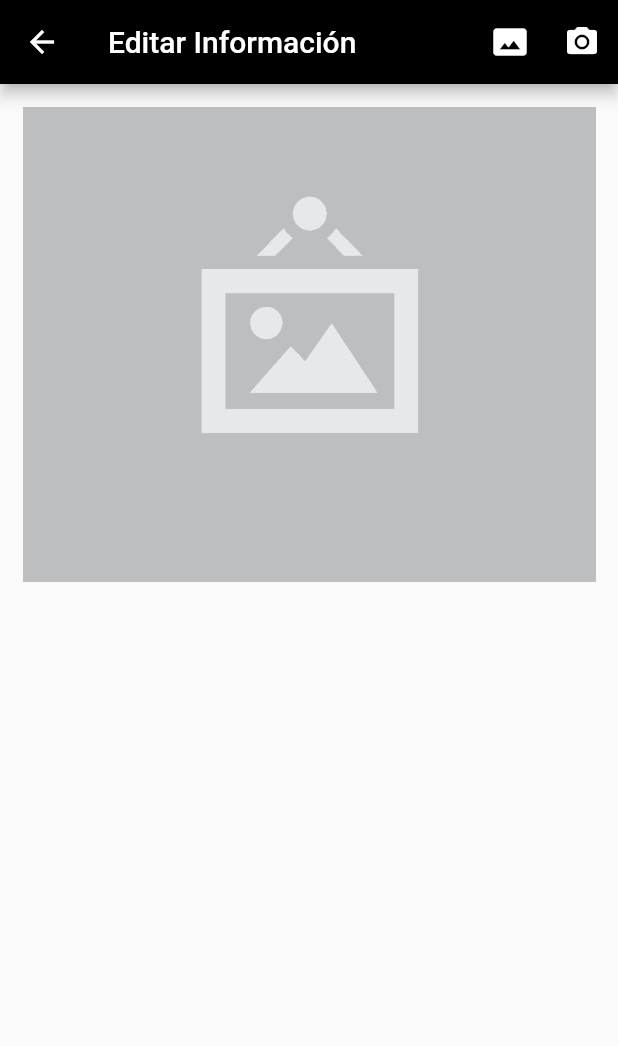
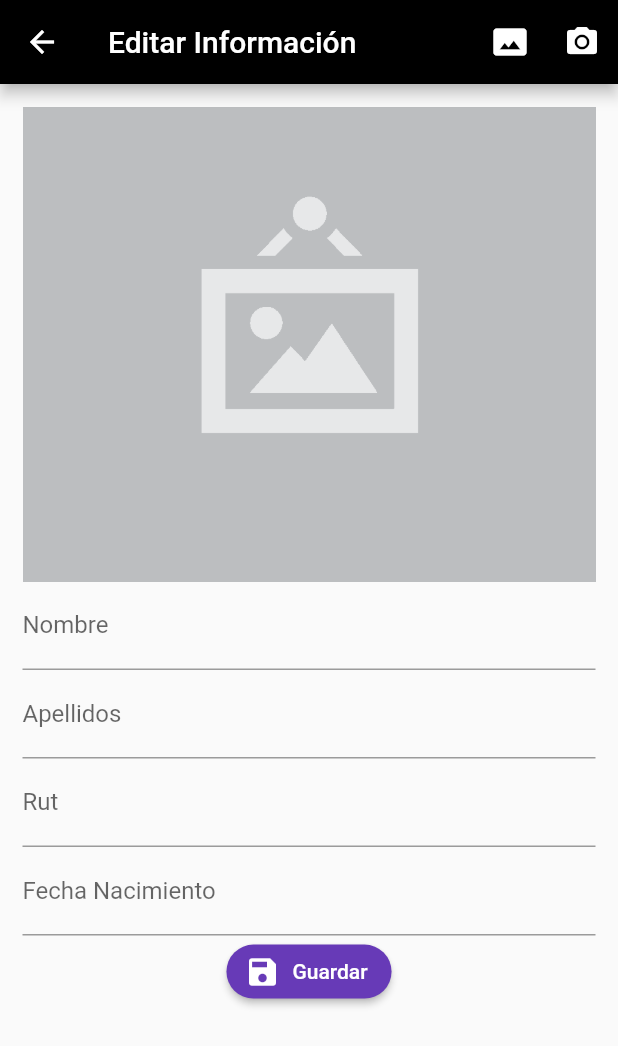
Before and after one commit to jorgetinto/blackDragonApp, a Flutter app: the EditarEstudiantePage screen opened directly, after a tap on the "photo size select actual" icon, on a phone screen of 412 x 824 dp. Shown: the top 1046 px of the screen. Run offline on Flutter 3.47's test engine with Material 2 defaults, Android fonts, the phone set to English and light mode, and no system bars; our stand-ins replace animate_do, font_awesome_flutter, image_picker, jiffy, rxdart, shared_preferences and 1 more; missing offline and left inert: mime_type; accounts and stored records are empty.

Commit message:
subidor de archivo y edicion del modelo

```diff
--- a/lib/src/pages/authenticate/login_page.dart
+++ b/lib/src/pages/authenticate/login_page.dart
@@ -178,7 +178,7 @@ class _LoginPageState extends State<LoginPage> {
       )
     );
 
-    Map info = await bloc.login(bloc.email, bloc.password);
+    Map info = await bloc.login(bloc.email.trim(), bloc.password.trim());
     if (info['ok']) {
       Navigator.pushReplacement(context, SlideRightSinOpacidadRoute(widget: HomePage()));
     } else {
@@ -188,7 +188,6 @@ class _LoginPageState extends State<LoginPage> {
 
   @override
  Widget build(BuildContext context) {
-
 
     return Scaffold(
     key: _scaffoldKey,
--- a/lib/src/pages/editarEstudiante_page.dart
+++ b/lib/src/pages/editarEstudiante_page.dart
@@ -1,4 +1,13 @@
+import 'dart:io';
+
+import 'package:black_dragon_app/src/data/bloc/estudiante_bloc.dart';
+import 'package:black_dragon_app/src/data/bloc/provider_bloc.dart';
+import 'package:black_dragon_app/src/models/estudiante_model.dart';
+import 'package:black_dragon_app/src/pages/home_page.dart';
+import 'package:black_dragon_app/src/utils/routes/routes.dart';
 import 'package:flutter/material.dart';
+import 'package:image_picker/image_picker.dart';
+
 
 class EditarEstudiantePage extends StatefulWidget {
   @override
@@ -7,8 +16,48 @@ class EditarEstudiantePage extends StatefulWidget {
 
 class _EditarEstudiantePageState extends State<EditarEstudiantePage> {
 
-  final formKey           = GlobalKey<FormState>();
-  final scaffoldKey       = GlobalKey<ScaffoldState>();
+  File foto;
+  EstudianteBloc estudianteBloc;
+  EstudianteModel estudianteModel = new EstudianteModel();
+  final formKey                   = GlobalKey<FormState>();
+  final scaffoldKey               = GlobalKey<ScaffoldState>();
+
+  @override
+  Widget build(BuildContext context) {
+
+    estudianteBloc    = ProviderBloc.estudianteBloc(context);
+
+    final EstudianteModel estudianteData = ModalRoute.of(context).settings.arguments;
+
+    if (estudianteData != null) {
+      estudianteModel = estudianteData;
+    }
+
+    return Scaffold(
+      key: scaffoldKey,
+      appBar: _appBar(context),
+      body: SingleChildScrollView(
+        child: Container(
+          child: Padding(
+            padding:  EdgeInsets.all(15.0),
+            child: Form(
+              key: formKey,
+              child: Column(
+                children: <Widget>[
+                  Center(child: _mostrarFoto()),
+                  _inputNombre(),
+                  _inputApellido(),
+                  _inputRut(),
+                  _inputFechaNacimiento(),
+                  _crearBoton(),
+                ],
+              )
+            ),
+          ),
+        ),
+      ),
+    );
+  }
 
   AppBar _appBar(BuildContext context) {
     return AppBar(
@@ -21,56 +70,172 @@ class _EditarEstudiantePageState extends State<EditarEstudiantePage> {
       actions: <Widget>[
         IconButton(
           icon: Icon(Icons.photo_size_select_actual),
-          onPressed: () {},
+          onPressed: _seleccionarFoto,
         ),
-        IconButton(icon: Icon(Icons.camera_alt), onPressed: () {})
+        IconButton(
+          icon: Icon(Icons.camera_alt),
+          onPressed: _tomarFoto
+        )
       ],
     );
   }
 
-  Widget _mostrarFoto() {
+  Widget _inputNombre() {
+    return TextFormField(
+      initialValue: estudianteModel.nombre,
+      textCapitalization: TextCapitalization.sentences,
+      decoration: InputDecoration(
+        labelText: 'Nombre'
+      ),
+      onSaved: (value) => estudianteModel.nombre = value,
+      validator: (value){
+        if (value == null) {
+          return 'Campo requerido';
+        } else {
+          return null;
+        }
+      },
+    );
+  }
 
-      // if (producto.fotoUrl != null) {
+  Widget _inputApellido() {
+    return TextFormField(
+      initialValue: estudianteModel.apellidos,
+      textCapitalization: TextCapitalization.sentences,
+      decoration: InputDecoration(
+        labelText: 'Apellidos'
+      ),
+      onSaved: (value) => estudianteModel.apellidos = value,
+      validator: (value){
+        if (value == null) {
+          return 'Campo requerido';
+        } else {
+          return null;
+        }
+      },
+    );
+  }
 
-      //   return FadeInImage(
-      //     placeholder: AssetImage('assets/jar-loading.gif'),
-      //     image: NetworkImage(producto.fotoUrl),
-      //     height: 300.0,
-      //     fit: BoxFit.contain,
-      //     );
+  Widget _inputRut() {
+    return TextFormField(
+      initialValue: estudianteModel.rut,
+      textCapitalization: TextCapitalization.sentences,
+      decoration: InputDecoration(
+        labelText: 'Rut'
+      ),
+      onSaved: (value) => estudianteModel.rut = value,
+      validator: (value){
+        if (value == null) {
+          return 'Campo requerido';
+        } else {
+          return null;
+        }
+      },
+    );
+  }
 
-      // } else {
-
-      //     if( foto != null ){
-      //       return Image.file(
-      //         foto,
-      //         fit: BoxFit.cover,
-      //         height: 300.0,
-      //       );
-      //   }
-
-        return Image.asset('assets/no-image.png');
-      }
-
-  @override
-  Widget build(BuildContext context) {
-    return Scaffold(
-      appBar: _appBar(context),
-      body: SingleChildScrollView(
-        child: Container(
-          padding: EdgeInsets.all(15.0),
-          child: Form(
-            key: formKey,
-            child: Column(
-              children: <Widget>[
-                _mostrarFoto()
-              ],
-            )
-          ),
-        ),
+  Widget _inputFechaNacimiento() {
+    return TextFormField(
+      initialValue: estudianteModel.fechaNacimiento,
+      textCapitalization: TextCapitalization.sentences,
+      decoration: InputDecoration(
+        labelText: 'Fecha Nacimiento'
       ),
+      onSaved: (value) => estudianteModel.fechaNacimiento = value,
+      validator: (value){
+        if (value == null) {
+          return 'Campo requerido';
+        } else {
+          return null;
+        }
+      },
     );
   }
 
 
+
+  Widget _mostrarFoto() {
+
+      if (estudianteModel.imagen != null) {
+
+        return FadeInImage(
+          placeholder: AssetImage('assets/jar-loading.gif'),
+          image: NetworkImage(estudianteModel.imagen),
+          height: 300.0,
+          fit: BoxFit.contain,
+          );
+
+      } else {
+
+          if( foto != null ){
+            return Image.file(
+              foto,
+              fit: BoxFit.cover,
+              height: 300.0,
+            );
+        }
+
+        return Image.asset('assets/no-image.png');
+      }
+  }
+
+  Widget _crearBoton() {
+    return RaisedButton.icon(
+      shape: RoundedRectangleBorder(
+        borderRadius: BorderRadius.circular(20.0)
+      ),
+      color: Colors.deepPurple,
+      textColor: Colors.white,
+      label: Text('Guardar'),
+      icon: Icon(Icons.save),
+      onPressed: () =>  _submit(),
+      );
+  }
+
+  _seleccionarFoto() async {
+    _procesarImagen(ImageSource.gallery);
+  }
+
+  _tomarFoto() async {
+    _procesarImagen(ImageSource.camera);
+  }
+
+  _procesarImagen(ImageSource origin) async {
+      final _picker = ImagePicker();
+      PickedFile pickedFile = await _picker.getImage(source: origin);
+      foto = File(pickedFile.path);
+      if (foto != null) {
+        estudianteModel.imagen = null;
+      }
+      setState(() {});
+  }
+
+  void _submit() async {
+     if (!formKey.currentState.validate()) {
+       return;
+     }else {
+        scaffoldKey.currentState.showSnackBar(
+          new SnackBar(duration: new Duration(seconds: 20), content:
+            new Row(
+              children: <Widget>[
+                new CircularProgressIndicator(),
+                new Text("    Guardando cambios...")
+              ],
+            ),
+          )
+        );
+
+        formKey.currentState.save();
+
+        if (foto != null) {
+            estudianteModel.imagen = await estudianteBloc.subirFoto(foto);
+        }
+
+        estudianteBloc.editarProducto(estudianteModel);
+
+        setState(() {
+          Navigator.push(context, SlideRightRoute(widget: HomePage()));
+        });
+     }
+  }
 }
--- a/pubspec.yaml
+++ b/pubspec.yaml
@@ -31,6 +31,7 @@ dependencies:
   font_awesome_flutter: ^8.8.1
   animate_do: ^1.7.2
   image_picker: ^0.6.7+4
+  mime_type: ^0.3.2
   jiffy: ^3.0.1
   url_launcher:
   shared_preferences: ^0.5.8
@@ -57,6 +58,7 @@ flutter:
   assets:
       - assets/img/
       - assets/no-image.png
+      - assets/jar-loading.gif
   #   - images/a_dot_ham.jpeg
 
   # An image asset can refer to one or more resolution-specific "variants", see
```
Also changed, not shown: lib/src/data/bloc/estudiante_bloc.dart (+10 -0 lines), lib/src/data/providers/estudiante_provider.dart (+43 -1 lines), lib/src/utils/utils.dart (+11 -4 lines), assets/jar-loading.gif (added), lib/main.dart (line endings or trailing spaces), pubspec.lock.
